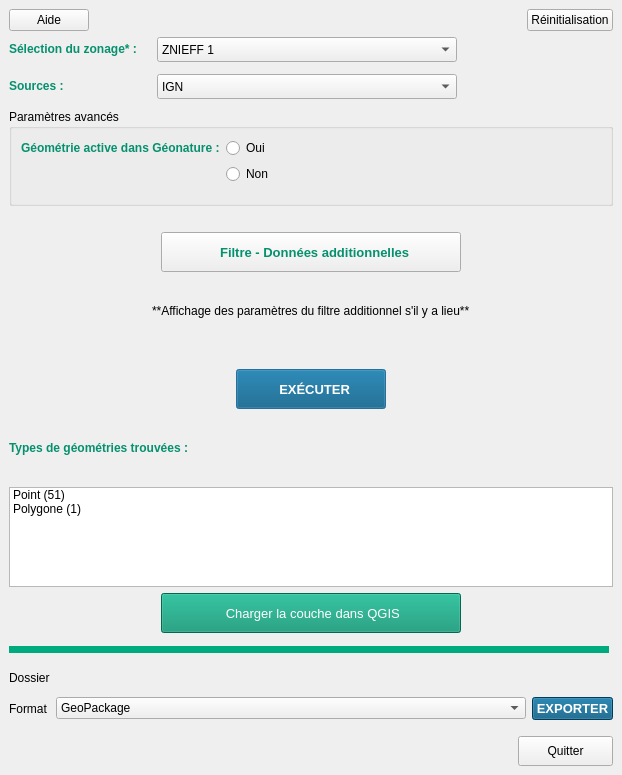
Before: the Qt Designer form ui/referentiel_geographique_dock.ui in PnX-SI/GeoNature-GIS, drawn with Qt 5.
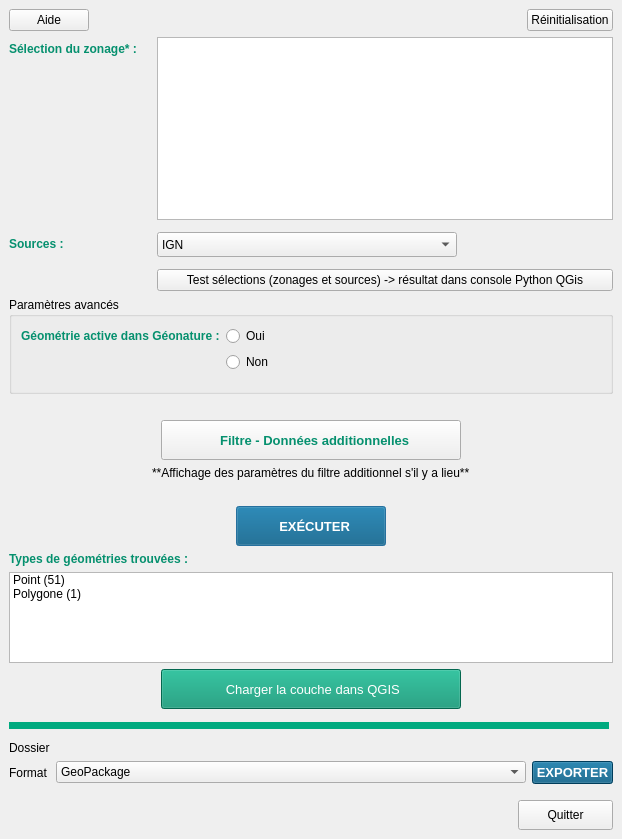
After: the same form once the commit is applied. Icons and pictures are not drawn. Custom widgets are drawn as their Qt base class.

Diff of the .ui file:
```diff
--- a/ui/referentiel_geographique_dock.ui
+++ b/ui/referentiel_geographique_dock.ui
@@ -10,7 +10,7 @@
     <x>0</x>
     <y>0</y>
     <width>622</width>
-    <height>775</height>
+    <height>839</height>
    </rect>
   </property>
   <property name="windowTitle">
@@ -107,37 +107,6 @@
         </property>
        </widget>
       </item>
-      <item row="0" column="1">
-       <widget class="QgsCheckableComboBox" name="ccb_typezonage">
-        <property name="minimumSize">
-         <size>
-          <width>300</width>
-          <height>25</height>
-         </size>
-        </property>
-        <property name="maximumSize">
-         <size>
-          <width>300</width>
-          <height>25</height>
-         </size>
-        </property>
-        <item>
-         <property name="text">
-          <string>ZNIEFF 1 </string>
-         </property>
-        </item>
-        <item>
-         <property name="text">
-          <string>RAMSAR</string>
-         </property>
-        </item>
-        <item>
-         <property name="text">
-          <string>RNN</string>
-         </property>
-        </item>
-       </widget>
-      </item>
       <item row="3" column="0">
        <widget class="QLabel" name="lbl_source">
         <property name="font">
@@ -182,6 +151,23 @@
         </item>
        </widget>
       </item>
+      <item row="0" column="1">
+       <widget class="QListWidget" name="lw_zonage">
+        <property name="tabletTracking">
+         <bool>false</bool>
+        </property>
+        <property name="selectionMode">
+         <enum>QAbstractItemView::MultiSelection</enum>
+        </property>
+       </widget>
+      </item>
+      <item row="4" column="1">
+       <widget class="QPushButton" name="pb_test_selection">
+        <property name="text">
+         <string>Test sélections (zonages et sources) -&gt; résultat dans console Python QGis</string>
+        </property>
+       </widget>
+      </item>
      </layout>
     </item>
     <item>
```
Left out of the diff: 28 changed lines with no effect on the pictures.
